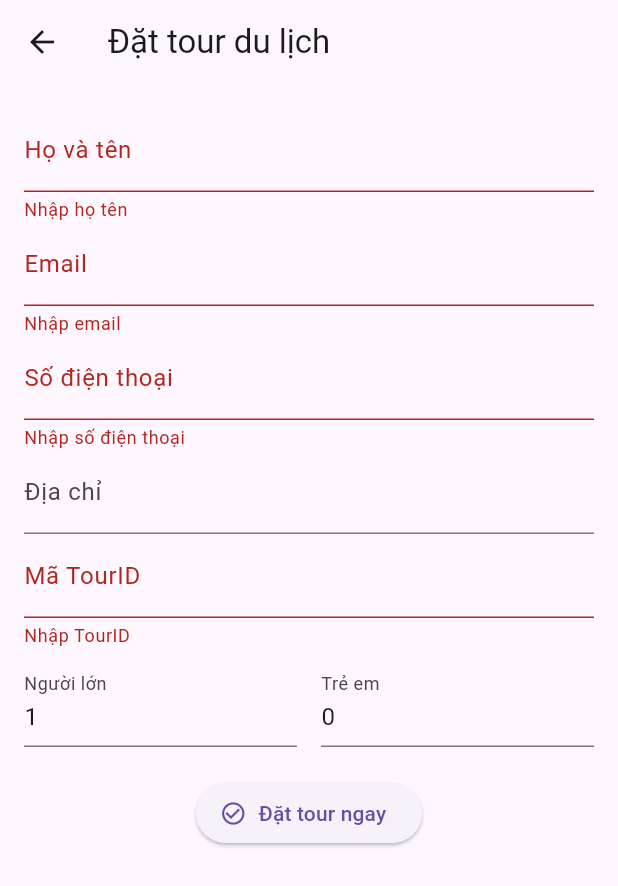
After one commit to Tri1106/Doanchuyenganh, a Flutter app: the BookingScreen screen opened directly, after a tap on "Đặt tour ngay", on a phone screen of 412 x 824 dp. The commit adds this screen. Shown: the top 886 px of the screen. Run offline on Flutter 3.47's test engine with Material 3 defaults, Android fonts, the light colour scheme and no system bars; our stand-ins replace shimmer; network calls fail.

Commit message:
Cập nhật giao diện chi tiết đặt tour và fix lỗi hiển thị

```diff
--- /dev/null
+++ b/lib/screens/booking_screen.dart
@@ -0,0 +1,162 @@
+import 'dart:convert';
+import 'package:flutter/material.dart';
+import 'package:http/http.dart' as http;
+
+class BookingScreen extends StatefulWidget {
+  const BookingScreen({super.key});
+
+  @override
+  State<BookingScreen> createState() => _BookingScreenState();
+}
+
+class _BookingScreenState extends State<BookingScreen> {
+  final _formKey = GlobalKey<FormState>();
+
+  final TextEditingController nameController = TextEditingController();
+  final TextEditingController emailController = TextEditingController();
+  final TextEditingController phoneController = TextEditingController();
+  final TextEditingController addressController = TextEditingController();
+  final TextEditingController tourIDController = TextEditingController();
+  final TextEditingController adultsController = TextEditingController(text: '1');
+  final TextEditingController childrenController = TextEditingController(text: '0');
+
+  bool isLoading = false;
+  String? message;
+
+  Future<void> _submitBooking() async {
+    if (!_formKey.currentState!.validate()) return;
+
+    setState(() {
+      isLoading = true;
+      message = null;
+    });
+
+    const String apiUrl = "http://<YOUR_BACKEND_IP>:<PORT>/thanh-toan"; // 🔥 Thay IP + port backend
+
+    final Map<String, dynamic> requestData = {
+      "name": nameController.text.trim(),
+      "email": emailController.text.trim(),
+      "phone": phoneController.text.trim(),
+      "address": addressController.text.trim(),
+      "tourID": tourIDController.text.trim(),
+      "adults": adultsController.text.trim(),
+      "children": childrenController.text.trim(),
+    };
+
+    try {
+      final response = await http.post(
+        Uri.parse(apiUrl),
+        headers: {"Content-Type": "application/json"},
+        body: jsonEncode(requestData),
+      );
+
+      if (response.statusCode == 200) {
+        final data = jsonDecode(response.body);
+        setState(() {
+          message = data["message"];
+        });
+
+        // Nếu backend trả redirectUrl, có thể chuyển hướng
+        if (data["redirectUrl"] != null) {
+          ScaffoldMessenger.of(context).showSnackBar(SnackBar(
+            content: Text('Đi đến trang thanh toán...'),
+          ));
+        }
+      } else {
+        setState(() {
+          message = "Lỗi: ${response.body}";
+        });
+      }
+    } catch (err) {
+      setState(() {
+        message = "Không thể kết nối server: $err";
+      });
+    } finally {
+      setState(() {
+        isLoading = false;
+      });
+    }
+  }
+
+  @override
+  Widget build(BuildContext context) {
+    return Scaffold(
+      appBar: AppBar(title: const Text("Đặt tour du lịch")),
+      body: SingleChildScrollView(
+        padding: const EdgeInsets.all(16),
+        child: Form(
+          key: _formKey,
+          child: Column(
+            children: [
+              TextFormField(
+                controller: nameController,
+                decoration: const InputDecoration(labelText: "Họ và tên"),
+                validator: (v) => v!.isEmpty ? "Nhập họ tên" : null,
+              ),
+              TextFormField(
+                controller: emailController,
+                decoration: const InputDecoration(labelText: "Email"),
+                validator: (v) => v!.isEmpty ? "Nhập email" : null,
+              ),
+              TextFormField(
+                controller: phoneController,
+                decoration: const InputDecoration(labelText: "Số điện thoại"),
+                validator: (v) => v!.isEmpty ? "Nhập số điện thoại" : null,
+              ),
+              TextFormField(
+                controller: addressController,
+                decoration: const InputDecoration(labelText: "Địa chỉ"),
+              ),
+              TextFormField(
+                controller: tourIDController,
+                decoration: const InputDecoration(labelText: "Mã TourID"),
+                validator: (v) => v!.isEmpty ? "Nhập TourID" : null,
+              ),
+              const SizedBox(height: 10),
+              Row(
+                children: [
+                  Expanded(
+                    child: TextFormField(
+                      controller: adultsController,
+                      decoration: const InputDecoration(labelText: "Người lớn"),
+                      keyboardType: TextInputType.number,
+                    ),
+                  ),
+                  const SizedBox(width: 16),
+                  Expanded(
+                    child: TextFormField(
+                      controller: childrenController,
+                      decoration: const InputDecoration(labelText: "Trẻ em"),
+                      keyboardType: TextInputType.number,
+                    ),
+                  ),
+                ],
+              ),
+              const SizedBox(height: 20),
+              ElevatedButton.icon(
+                onPressed: isLoading ? null : _submitBooking,
+                icon: const Icon(Icons.check_circle_outline),
+                label: isLoading
+                    ? const SizedBox(
+                  height: 16,
+                  width: 16,
+                  child: CircularProgressIndicator(strokeWidth: 2),
+                )
+                    : const Text("Đặt tour ngay"),
+              ),
+              const SizedBox(height: 20),
+              if (message != null)
+                Text(
+                  message!,
+                  style: TextStyle(
+                    color: message!.contains("thành công") ? Colors.green : Colors.red,
+                    fontWeight: FontWeight.bold,
+                  ),
+                ),
+            ],
+          ),
+        ),
+      ),
+    );
+  }
+}
```
Also changed, not shown: lib/screens/booking_detail_screen.dart (added, +177 -0 lines), lib/screens/tour_detail_screen.dart (+11 -1 lines).
